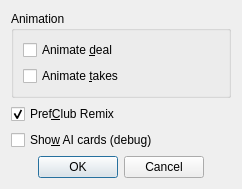
infsega/bbpref, file src/view/optform.ui: the form before one commit.
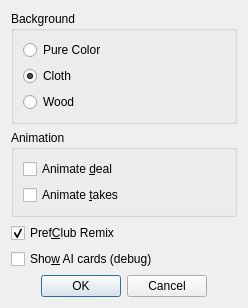
The form after the commit. Icons and pictures are not drawn.

Commit message: Added possibility to change background

The edit to the form file:
```diff
--- a/src/view/optform.ui
+++ b/src/view/optform.ui
@@ -9,10 +9,16 @@
    <rect>
     <x>0</x>
     <y>0</y>
-    <width>242</width>
-    <height>186</height>
+    <width>248</width>
+    <height>307</height>
    </rect>
   </property>
+  <property name="sizePolicy">
+   <sizepolicy hsizetype="Fixed" vsizetype="Fixed">
+    <horstretch>0</horstretch>
+    <verstretch>0</verstretch>
+   </sizepolicy>
+  </property>
   <property name="windowTitle">
    <string>Options</string>
   </property>
@@ -24,6 +30,67 @@
    <bool>true</bool>
   </property>
   <layout class="QVBoxLayout" name="verticalLayout">
+   <item>
+    <widget class="QGroupBox" name="groupBox_2">
+     <property name="title">
+      <string>Background</string>
+     </property>
+     <layout class="QGridLayout" name="gridLayout">
+      <item row="0" column="0">
+       <widget class="QRadioButton" name="rbTexture0">
+        <property name="text">
+         <string>Pure Color</string>
+        </property>
+       </widget>
+      </item>
+      <item row="0" column="1" rowspan="3">
+       <widget class="QPushButton" name="colorButton">
+        <property name="sizePolicy">
+         <sizepolicy hsizetype="Preferred" vsizetype="Expanding">
+          <horstretch>0</horstretch>
+          <verstretch>0</verstretch>
+         </sizepolicy>
+        </property>
+        <property name="minimumSize">
+         <size>
+          <width>80</width>
+          <height>70</height>
+         </size>
+        </property>
+        <property name="text">
+         <string/>
+        </property>
+        <property name="iconSize">
+         <size>
+          <width>80</width>
+          <height>80</height>
+         </size>
+        </property>
+        <property name="flat">
+         <bool>true</bool>
+        </property>
+       </widget>
+      </item>
+      <item row="1" column="0">
+       <widget class="QRadioButton" name="rbTexture1">
+        <property name="text">
+         <string>Cloth</string>
+        </property>
+        <property name="checked">
+         <bool>true</bool>
+        </property>
+       </widget>
+      </item>
+      <item row="2" column="0">
+       <widget class="QRadioButton" name="rbTexture2">
+        <property name="text">
+         <string>Wood</string>
+        </property>
+       </widget>
+      </item>
+     </layout>
+    </widget>
+   </item>
    <item>
     <widget class="QGroupBox" name="groupBox">
      <property name="title">
```
Left out of the diff: 4 changed lines with no effect on the pictures. The commit also changes 7 other files.
